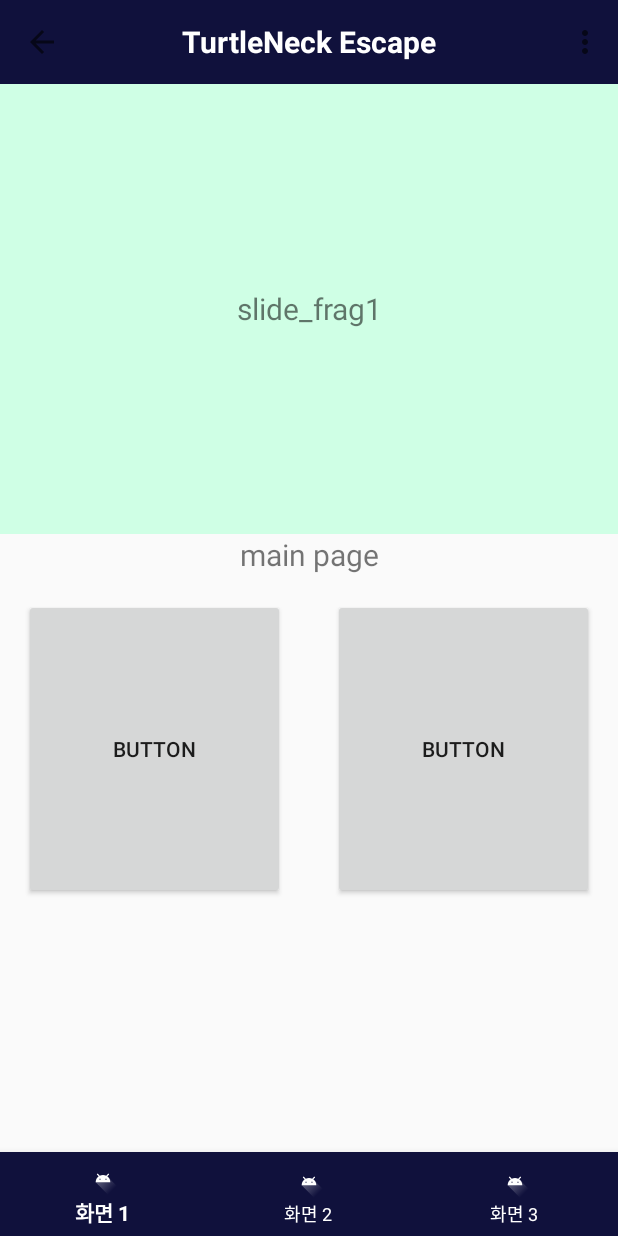
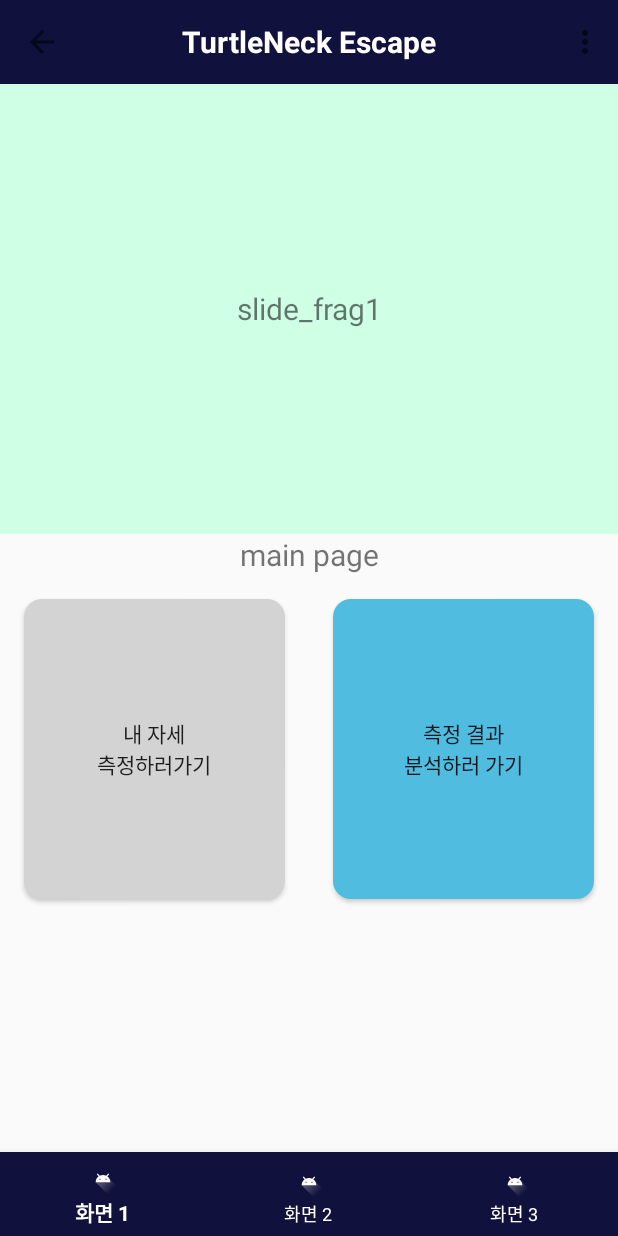
Before and after one commit to mjh2550/TNE, an Android app: the HomeFrag screen opened directly, with no data from a screen before it, on a phone screen of 412 x 824 dp. Run offline under Robolectric (Android 15) with nearby library versions, the phone set to English and light mode, and no system bars; our stand-ins replace ButterKnife.

Commit message:
[2]라운드버튼

```diff
--- /dev/null
+++ b/app/src/main/res/drawable/button_round_lightgray.xml
@@ -0,0 +1,11 @@
+<?xml version="1.0" encoding="utf-8"?>
+<shape xmlns:android="http://schemas.android.com/apk/res/android"
+    android:padding="10dp"
+    android:shape="rectangle" >
+    <solid android:color="@color/lightgray" />
+    <corners
+        android:bottomLeftRadius="12dp"
+        android:bottomRightRadius="12dp"
+        android:topLeftRadius="12dp"
+        android:topRightRadius="12dp" />
+</shape>
--- /dev/null
+++ b/app/src/main/res/drawable/button_round_skyblue.xml
@@ -0,0 +1,11 @@
+<?xml version="1.0" encoding="utf-8"?>
+<shape xmlns:android="http://schemas.android.com/apk/res/android"
+    android:padding="10dp"
+    android:shape="rectangle" >
+    <solid android:color="@color/sky" />
+    <corners
+        android:bottomLeftRadius="12dp"
+        android:bottomRightRadius="12dp"
+        android:topLeftRadius="12dp"
+        android:topRightRadius="12dp" />
+</shape>
--- /dev/null
+++ b/app/src/main/res/font/fontbmdh.xml
@@ -0,0 +1,6 @@
+<?xml version="1.0" encoding="utf-8"?>
+<font-family xmlns:android="http://schemas.android.com/apk/res/android">
+    <font android:fontStyle="normal"
+        android:fontWeight="400"
+        android:font="@font/bmdh"/>
+</font-family>
--- a/app/src/main/res/layout/activity_splash.xml
+++ b/app/src/main/res/layout/activity_splash.xml
@@ -20,9 +20,9 @@
     <TextView
         android:layout_width="match_parent"
         android:layout_height="wrap_content"
-        android:text="안녕! 거북아!"
+        android:text="거북목 탈출하기"
         android:textAlignment="center"
-        android:fontFamily="@font/fontbmhana"
+        android:fontFamily="@font/fontbmhn"
         android:textSize="36dp"
         android:textColor="@color/black"/>
 
@@ -32,6 +32,6 @@
         android:text="TurtleNeck Escape APP"
         android:textAlignment="center"
         android:textSize="22dp"
-        android:fontFamily="@font/fontbmhana"/>
+        android:fontFamily="@font/fontbmhn"/>
 
 </LinearLayout>
--- a/app/src/main/res/layout/frag_home.xml
+++ b/app/src/main/res/layout/frag_home.xml
@@ -24,7 +24,9 @@
             android:layout_width="210dp"
             android:layout_height="200dp"
             android:layout_weight="1"
-            android:text="Button"
+            android:background="@drawable/button_round_lightgray"
+            android:text="내 자세\n측정하러가기"
+            android:fontFamily="@font/bmdh"
             android:layout_margin="@dimen/activity_horizontal_margin"
             />
 
@@ -33,7 +35,9 @@
             android:layout_width="210dp"
             android:layout_height="200dp"
             android:layout_weight="1"
-            android:text="Button"
+            android:background="@drawable/button_round_skyblue"
+            android:text="측정 결과\n분석하러 가기"
+            android:fontFamily="@font/bmdh"
             android:layout_margin="@dimen/activity_horizontal_margin"/>
     </LinearLayout>
 
--- a/app/src/main/res/values/colors.xml
+++ b/app/src/main/res/values/colors.xml
@@ -9,4 +9,5 @@
     <color name="mint">#CFFFE5</color>
     <color name="sea">#0080FF</color>
     <color name="sky">#50bcdf</color>
+    <color name="lightgray">#D3D3D3</color>
 </resources>
```
Also changed, not shown: app/src/main/res/font/fontbmhn.xml (renamed from app/src/main/res/font/fontbmhana.xml), 2 other files.
